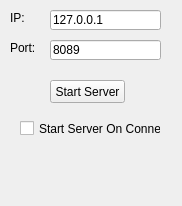
The window that ui/fo4va.ui (gwhittey23/FO4VoiceAttackWidget) describes before a commit, drawn with Qt 5.
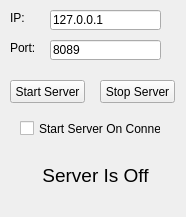
The same window after the commit.

What changed in the file:
```diff
--- a/ui/fo4va.ui
+++ b/ui/fo4va.ui
@@ -6,8 +6,8 @@
    <rect>
     <x>0</x>
     <y>0</y>
-    <width>182</width>
-    <height>206</height>
+    <width>186</width>
+    <height>217</height>
    </rect>
   </property>
   <property name="windowTitle">
@@ -16,7 +16,7 @@
   <widget class="QPushButton" name="btnStart">
    <property name="geometry">
     <rect>
-     <x>50</x>
+     <x>10</x>
      <y>80</y>
      <width>75</width>
      <height>23</height>
@@ -91,6 +91,40 @@
     <string>Start Server On Connect</string>
    </property>
   </widget>
+  <widget class="QPushButton" name="btnStop">
+   <property name="geometry">
+    <rect>
+     <x>100</x>
+     <y>80</y>
+     <width>75</width>
+     <height>23</height>
+    </rect>
+   </property>
+   <property name="text">
+    <string>Stop Server</string>
+   </property>
+  </widget>
+  <widget class="QLabel" name="lblServerState">
+   <property name="geometry">
+    <rect>
+     <x>20</x>
+     <y>160</y>
+     <width>151</width>
+     <height>31</height>
+    </rect>
+   </property>
+   <property name="font">
+    <font>
+     <pointsize>14</pointsize>
+    </font>
+   </property>
+   <property name="text">
+    <string>Server Is Off</string>
+   </property>
+   <property name="alignment">
+    <set>Qt::AlignCenter</set>
+   </property>
+  </widget>
  </widget>
  <resources/>
  <connections/>
```
